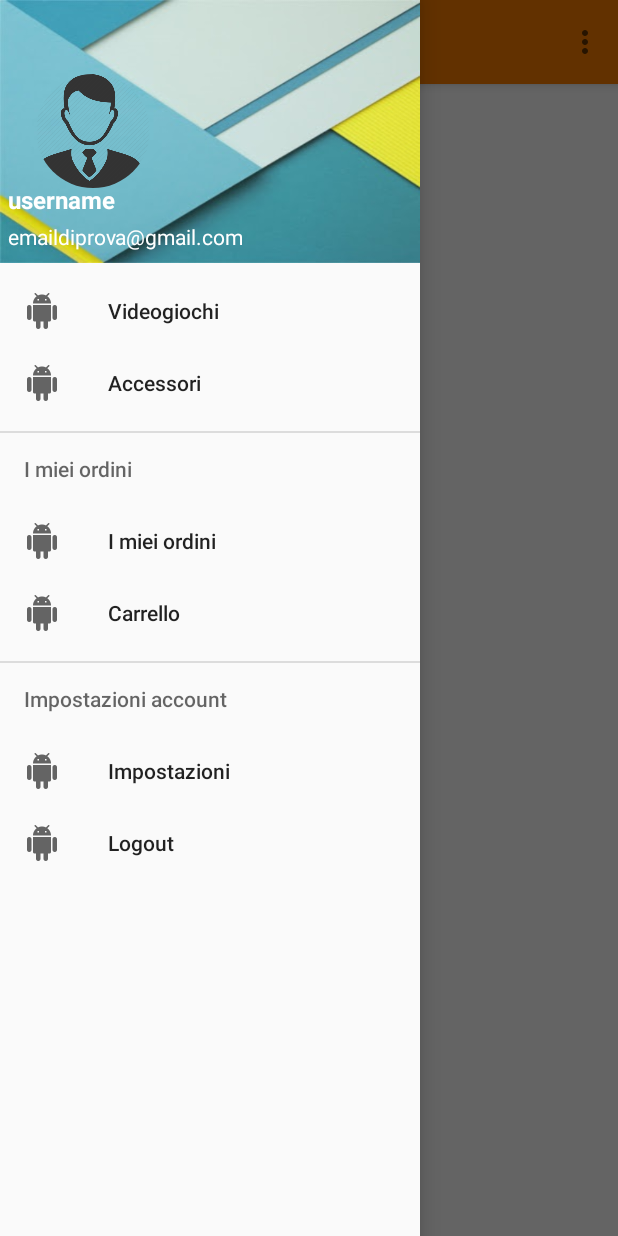
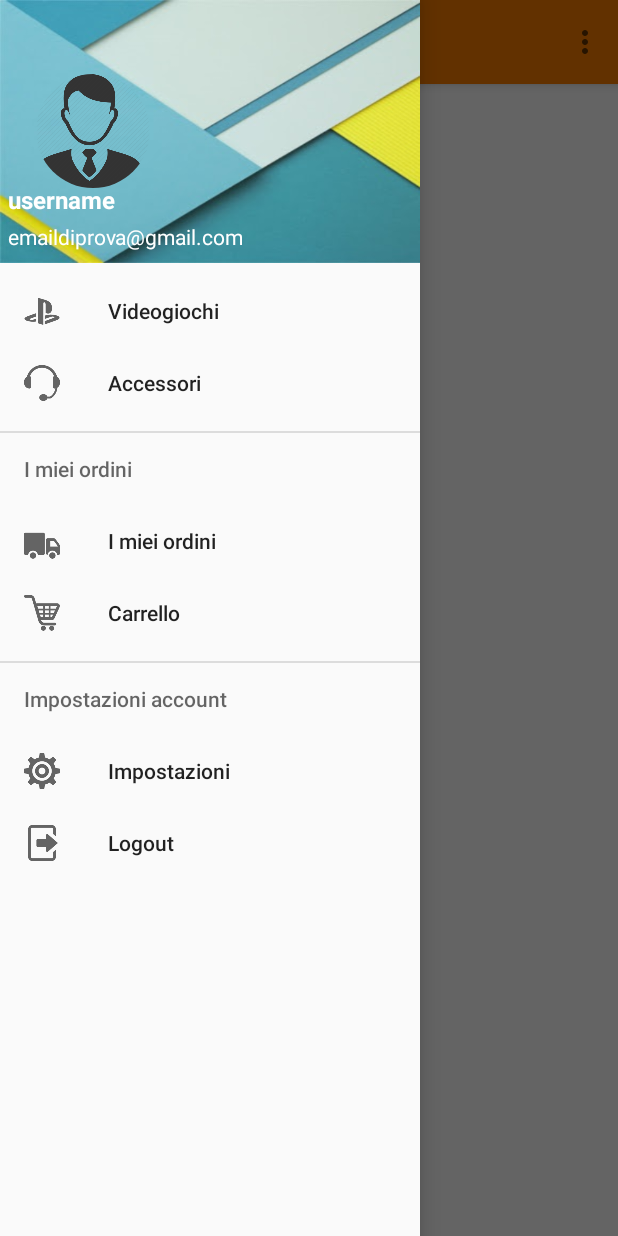
Before and after one commit to Cese93/VideogamesProject, an Android app: the screen it shows after launch once a user with an empty profile is signed in (HomeActivity), with the side drawer open, on a phone screen of 412 x 824 dp. Run offline under Robolectric (Android 15) with nearby library versions, the phone set to English and light mode, and no system bars; our stand-ins replace CircleImageView, Firebase (no records; nobody signed in at launch, a user with empty details on screens opened directly); libraries missing offline, so code that uses them is left out: com.firebase.client; 4 statements that could not run were skipped.

Commit message:
Aggiornato menu laterale con le icone

```diff
--- a/app/src/main/res/menu/menu_drawer.xml
+++ b/app/src/main/res/menu/menu_drawer.xml
@@ -3,13 +3,13 @@
         <item
             android:id="@+id/home"
             android:checked="false"
-            android:icon="@drawable/android_black"
+            android:icon="@drawable/videogames"
             android:title="Videogiochi" />
 
         <item
             android:id="@+id/starred"
             android:checked="false"
-            android:icon="@drawable/android_black"
+            android:icon="@drawable/headset"
             android:title="Accessori" />
 
     <item android:title="I miei ordini">
@@ -18,13 +18,13 @@
         <item
             android:id="@+id/drafts"
             android:checked="false"
-            android:icon="@drawable/android_black"
+            android:icon="@drawable/myorder"
             android:title="I miei ordini" />
 
         <item
             android:id="@+id/allmail"
             android:checked="false"
-            android:icon="@drawable/android_black"
+            android:icon="@drawable/cart"
             android:title="Carrello" />
         </menu>
     </item>
@@ -34,12 +34,12 @@
         <item
             android:id="@+id/trash"
             android:checked="false"
-            android:icon="@drawable/android_black"
+            android:icon="@drawable/settings"
             android:title="Impostazioni" />
         <item
             android:id="@+id/spam"
             android:checked="false"
-            android:icon="@drawable/android_black"
+            android:icon="@drawable/logout"
             android:title="Logout" />
             </menu>
         </item>
```
